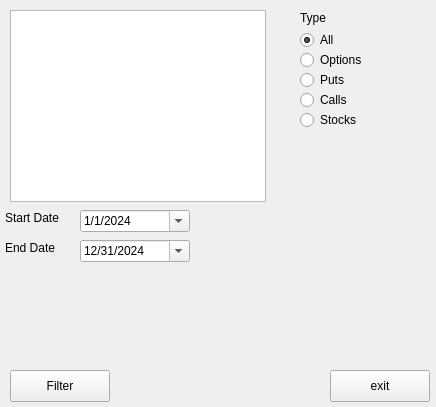
Qt form tools/trade_history/filter_details/gui/form.ui (phooten/finance) before a commit.
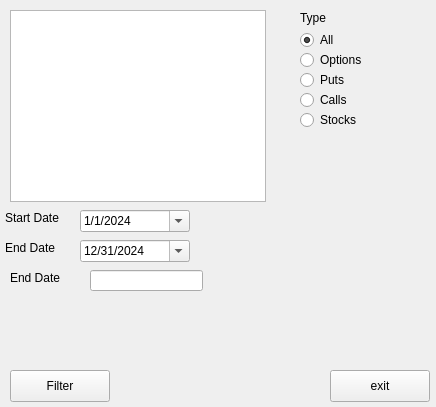
The same form after that commit.

```diff
--- a/tools/trade_history/filter_details/gui/form.ui
+++ b/tools/trade_history/filter_details/gui/form.ui
@@ -208,6 +208,29 @@
     <string>Type</string>
    </property>
   </widget>
+  <widget class="QLineEdit" name="lineEditTicker">
+   <property name="geometry">
+    <rect>
+     <x>90</x>
+     <y>270</y>
+     <width>113</width>
+     <height>21</height>
+    </rect>
+   </property>
+  </widget>
+  <widget class="QLabel" name="labelTicker">
+   <property name="geometry">
+    <rect>
+     <x>10</x>
+     <y>270</y>
+     <width>70</width>
+     <height>15</height>
+    </rect>
+   </property>
+   <property name="text">
+    <string>End Date</string>
+   </property>
+  </widget>
  </widget>
  <resources/>
  <connections/>
```
